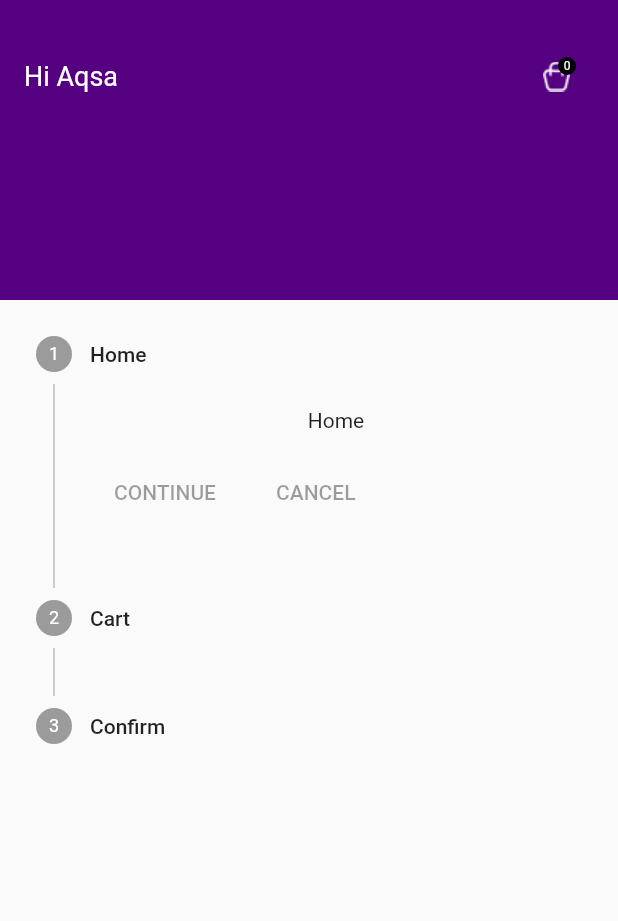
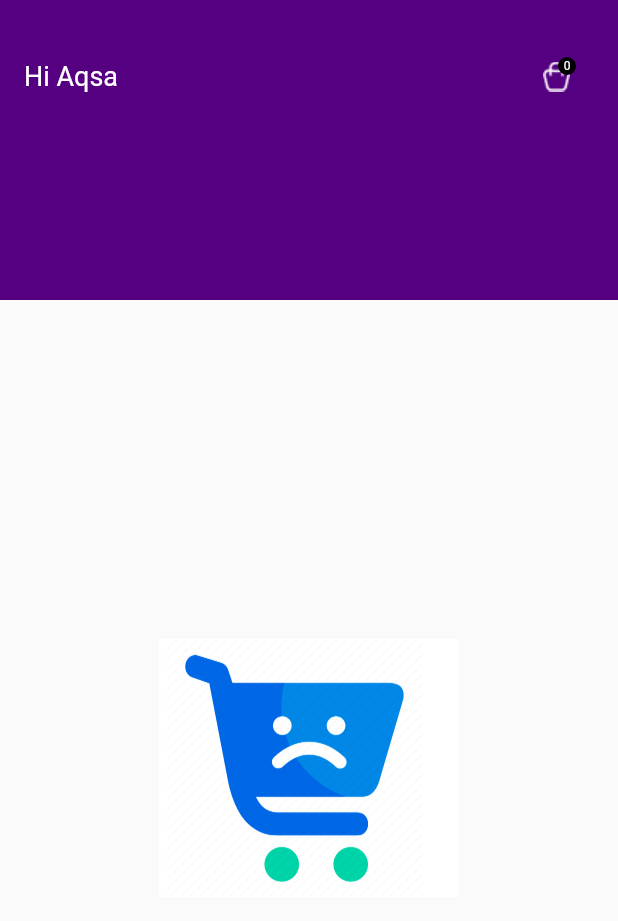
Before and after one commit to AqsaBano330/Shopping-Mania, a Flutter app: the CartScreen screen opened directly, on a phone screen of 412 x 824 dp. Shown: the top 921 px of the screen. Run offline on Flutter 3.47's test engine with Material 2 defaults, Android fonts, the phone set to English and light mode, and no system bars; our stand-ins replace another_flutter_splash_screen, buttons_tabbar, carousel_slider, curved_navigation_bar, smooth_page_indicator.

Commit message:
Shopping Mania

```diff
--- a/lib/Lists/productList/productList.dart
+++ b/lib/Lists/productList/productList.dart
@@ -3,13 +3,17 @@
     "name" : "Color Hoodie" ,
     "price": "\$45",
     "Category":"Hoodie",
-    "Stock": 1
+    "Stock": 1,
+    "isChecked": false,
+    "isFav": false,
   },
 
   { "image":"assets/images/hoodie2.jpg",
     "name" : "Color Hoodie" ,
     "price": "\$78",
     "Category":"Hoodie",
-    "Stock":1
+    "Stock":1,
+    "isChecked": false,
+    "isFav": false,
   }
 ];
--- a/lib/Screens/cart_screen/cart_screen.dart
+++ b/lib/Screens/cart_screen/cart_screen.dart
@@ -10,18 +10,16 @@
 }
 
 class _CartScreenState extends State<CartScreen> {
-
-  List<Step> stepList() => [
-        const Step(title: Text('Home'), content: Center(child: Text('Home'),)),
-         const Step(title: Text('Cart'), content: Center(child: Text('Cart'),)),
-          const Step(title: Text('Confirm'), content: Center(child: Text('Confirm'),))
-   ];
+  // List<Step> stepList() => [
+  //       const Step(title: Text('Home'), content: Center(child: Text('Home'),)),
+  //        const Step(title: Text('Cart'), content: Center(child: Text('Cart'),)),
+  //         const Step(title: Text('Confirm'), content: Center(child: Text('Confirm'),))
+  //  ];
   @override
   Widget build(BuildContext context) {
     return Scaffold(
       body: Column(
         children: [
-
           Container(
             height: 200,
             color: const Color(0xFF550080),
@@ -45,25 +43,62 @@
                     ),
                     Container(
                       padding: EdgeInsets.only(top: 20, bottom: 10, left: 30),
-                      child: AddToCart(), // Make sure AddToCart is correctly implemented
+                      child:
+                          AddToCart(), // Make sure AddToCart is correctly implemented
                     ),
                   ],
                 ),
               ],
             ),
           ),
-           Stepper(
-        steps: stepList(),
-      ),
+          //      Stepper(
+          //   steps: stepList(),
+          // ),
           Expanded(
-            child: ListView.builder(
+            child: CartItem.isEmpty
+                ? Center(
+                    child: Image.asset(
+                    "assets/images/EmptyCart.png",
+                    width: 200,
+                    height: 200,
+                  ))
+                : ListView.builder(
                     itemCount: CartItem.length,
                     itemBuilder: (context, index) {
                       return ListTile(
-                  tileColor: Colors.grey,
-                  leading: Image.asset(CartItem[index]["image"]), // Wrap with Image.asset
-                  title: Text(CartItem[index]["name"]), // Wrap with Text
-                  subtitle: Text(CartItem[index]["price"]), // Wrap with Text
+                        contentPadding: EdgeInsets.all(8.0),
+                        leading: Checkbox(
+                          value: CartItem[index]["isChecked"],
+                          onChanged: (bool? value) {
+                            setState(() {
+                              CartItem[index]["isChecked"] = value;
+                            });
+                          },
+                        ),
+                        title: Row(
+                          children: [
+                            Container(
+                              margin: EdgeInsets.only(left: 0),
+                              child: Image.asset(
+                                CartItem[index]["image"],
+                                width: 45.0,
+                                height: 45.0,
+                                fit: BoxFit.cover,
+                              ),
+                            ),
+                            SizedBox(width: 9.0),
+                            Column(
+                              crossAxisAlignment: CrossAxisAlignment.start,
+                              children: [
+                                Text(CartItem[index]["name"]),
+                              ],
+                            ),
+                          ],
+                        ),
+                        trailing: Text(CartItem[index]["price"]),
+                        onTap: () {
+                          // Handle item tap here
+                        },
                       );
                     },
                   ),
--- a/pubspec.yaml
+++ b/pubspec.yaml
@@ -98,6 +98,7 @@
     - assets/images/Carousalimages/Ad_Banner5.jpg
     - assets/images/Carousalimages/Ad_Banner6.jpg
     - assets/images/Carousalimages/Ad_Banner7.jpg
+    - assets/images/EmptyCart.png
 
   # An image asset can refer to one or more resolution-specific "variants", see
   # https://flutter.dev/assets-and-images/#resolution-aware
```
Lines whose indentation alone changed are shown as unchanged.
